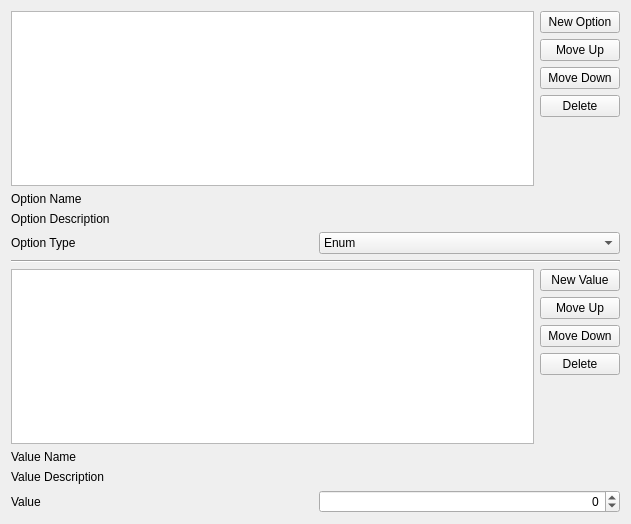
DavidJCobb/ReachVariantEditor, file native/src/ReachVariantTool/ui/script_editor/page_script_options.ui: the form before one commit.
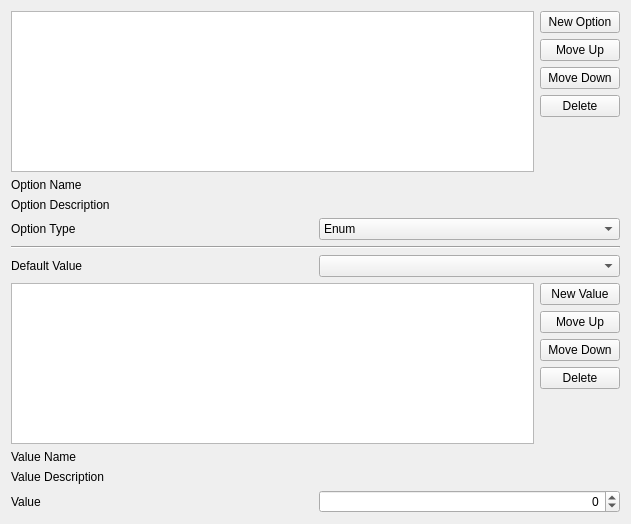
The form after the commit. Custom widgets are drawn as their Qt base class.

Commit message:
Can now set default values for enum script options
Added UI for setting the default value of an enum-option in the script editor.

What changed in the file:
```diff
--- a/native/src/ReachVariantTool/ui/script_editor/page_script_options.ui
+++ b/native/src/ReachVariantTool/ui/script_editor/page_script_options.ui
@@ -145,6 +145,23 @@
        </property>
        <item>
         <layout class="QVBoxLayout" name="verticalLayout_5">
+         <item>
+          <layout class="QHBoxLayout" name="horizontalLayout_3">
+           <item>
+            <widget class="QLabel" name="label_10">
+             <property name="text">
+              <string>Default Value</string>
+             </property>
+             <property name="buddy">
+              <cstring>defaultEnumValue</cstring>
+             </property>
+            </widget>
+           </item>
+           <item>
+            <widget class="QComboBox" name="defaultEnumValue"/>
+           </item>
+          </layout>
+         </item>
          <item>
           <layout class="QHBoxLayout" name="horizontalLayout_2">
            <item>
```
Left out of the diff: 1 changed line with no effect on the pictures. The commit also changes 1 other file.
